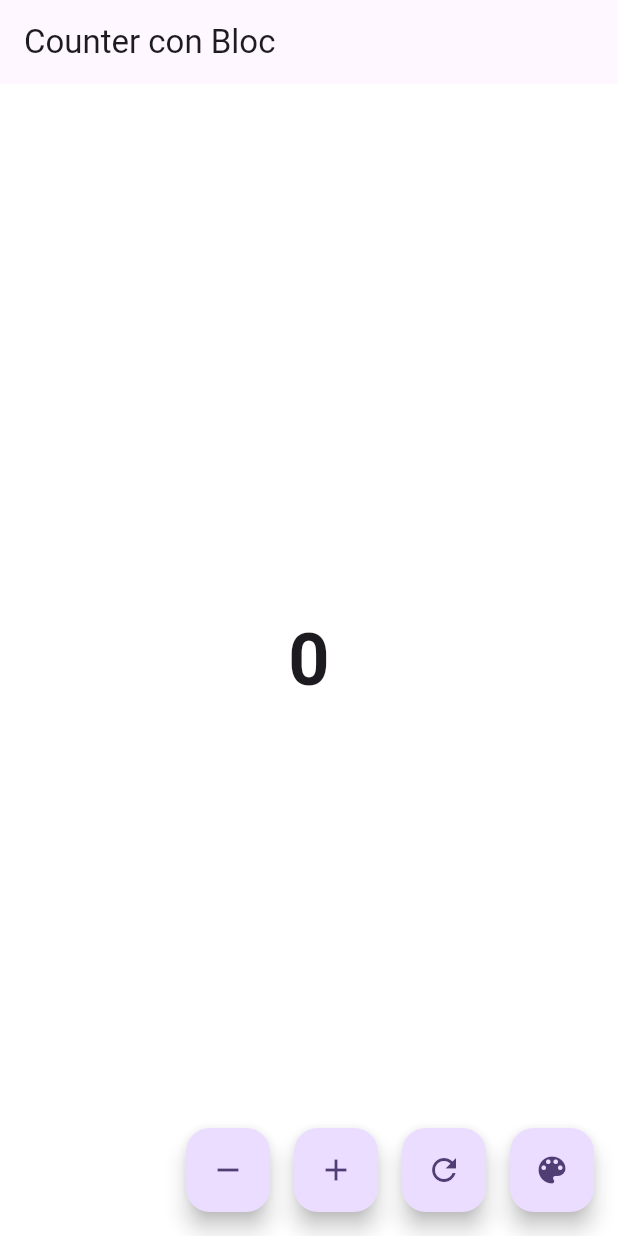
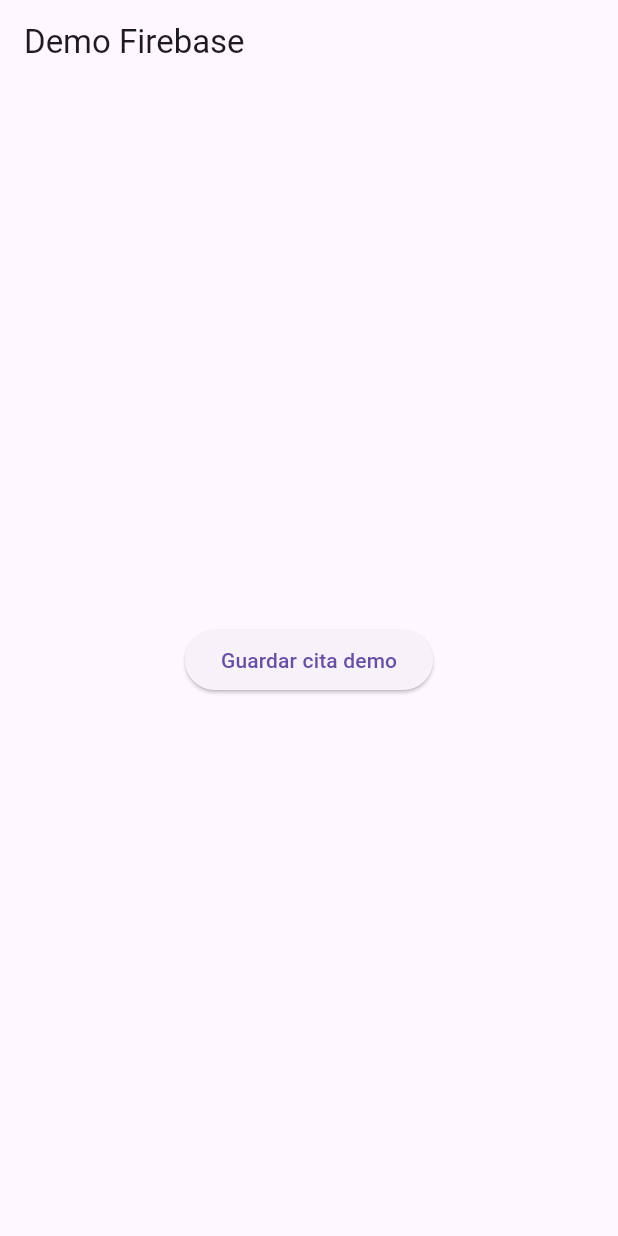
Before and after one commit to marianalarag/bloc-counter-app, a Flutter app: the screen it shows after launch, on a phone screen of 412 x 824 dp. Run offline on Flutter 3.47's test engine with Material 3 defaults, Android fonts, the phone set to English and light mode, and no system bars; our stand-ins replace bloc, cloud_firestore, firebase_core; accounts and stored records are empty.

Commit message:
citas prueba firebase

```diff
--- a/lib/main.dart
+++ b/lib/main.dart
@@ -1,9 +1,11 @@
 import 'package:flutter/material.dart';
-import 'package:flutter_bloc/flutter_bloc.dart';
-import 'counter/counter_bloc.dart';
-import 'counter/counter_event.dart';
+import 'package:firebase_core/firebase_core.dart';
+import 'firebase_options.dart';
+import 'package:cloud_firestore/cloud_firestore.dart';
 
-void main() {
+Future<void> main() async {
+  WidgetsFlutterBinding.ensureInitialized();
+  await Firebase.initializeApp(options: DefaultFirebaseOptions.currentPlatform);
   runApp(const MyApp());
 }
 
@@ -12,69 +14,123 @@
 
   @override
   Widget build(BuildContext context) {
-    return MaterialApp(
-      title: 'Bloc Counter',
-      theme: ThemeData(
-        colorScheme: ColorScheme.fromSeed(seedColor: Colors.deepPurple),
-      ),
-      home: BlocProvider(
-        create: (_) => CounterBloc(),
-        child: const CounterPage(),
+    return const MaterialApp(
+      debugShowCheckedModeBanner: false,
+      home: HomePage(),
+    );
+  }
+}
+
+class HomePage extends StatefulWidget {
+  const HomePage({super.key});
+
+  @override
+  State<HomePage> createState() => _HomePageState();
+}
+
+class _HomePageState extends State<HomePage> {
+  // Lista de pacientes de ejemplo con diferentes nombres
+  final List<Map<String, String>> pacientesDemo = [
+    {
+      'nombre': 'Luis Torres',
+      'motivo': 'Control de presión',
+      'fecha': '2025-09-30',
+    },
+    {
+      'nombre': 'Camila Ortiz',
+      'motivo': 'Chequeo dental',
+      'fecha': '2025-08-30',
+    },
+    {
+      'nombre': 'Andrés Navarro',
+      'motivo': 'Consulta de rutina',
+      'fecha': '2025-10-01',
+    },
+    {
+      'nombre': 'Paula Medina',
+      'motivo': 'Dolor abdominal',
+      'fecha': '2025-10-02',
+    },
+    {
+      'nombre': 'Roberto Díaz',
+      'motivo': 'Control médico',
+      'fecha': '2025-10-03',
+    },
+    {
+      'nombre': 'Fernanda Silva',
+      'motivo': 'Chequeo anual',
+      'fecha': '2025-10-04',
+    },
+    {
+      'nombre': 'Jorge Castillo',
+      'motivo': 'Seguimiento tratamiento',
+      'fecha': '2025-10-05',
+    },
+    {
+      'nombre': 'Natalia Vega',
+      'motivo': 'Consulta especializada',
+      'fecha': '2025-10-06',
+    },
+    {
+      'nombre': 'Sebastián Rojas',
+      'motivo': 'Exámenes de laboratorio',
+      'fecha': '2025-10-07',
+    },
+    {
+      'nombre': 'Gabriela Flores',
+      'motivo': 'Terapia psicológica',
+      'fecha': '2025-10-08',
+    },
+    {
+      'nombre': 'Ricardo Moreno',
+      'motivo': 'Consulta prenatal',
+      'fecha': '2025-10-09',
+    },
+  ];
+
+  Future<void> _guardaCitasDemo(BuildContext context) async {
+    try {
+      final firestore = FirebaseFirestore.instance;
+      final batch = firestore.batch(); // Usamos batch para múltiples escrituras
+
+      // Crear referencias para cada documento
+      for (final paciente in pacientesDemo) {
+        final docRef = firestore.collection('DocApp').doc();
+        batch.set(docRef, {
+          'paciente': paciente['nombre'],
+          'motivo': paciente['motivo'],
+          'fecha': paciente['fecha'],
+          'creadoEn': FieldValue.serverTimestamp(),
+        });
+      }
+
+      // Ejecutar el batch (todas las escrituras en una sola operación)
+      await batch.commit();
+
+      if (context.mounted) {
+        ScaffoldMessenger.of(context).showSnackBar(
+          const SnackBar(content: Text('10 citas demo guardadas exitosamente')),
+        );
+      }
+    } catch (e) {
+      if (context.mounted) {
+        ScaffoldMessenger.of(
+          context,
+        ).showSnackBar(SnackBar(content: Text('Error al guardar citas: $e')));
+      }
+    }
+  }
+
+  @override
+  Widget build(BuildContext context) {
+    return Scaffold(
+      appBar: AppBar(title: const Text('Demo Firebase')),
+      body: Center(
+        child: ElevatedButton(
+          onPressed: () => _guardaCitasDemo(context),
+          child: const Text('Guardar cita demo'),
+        ),
       ),
     );
   }
 }
-
-class CounterPage extends StatelessWidget {
-  const CounterPage({super.key});
-
-  @override
-  Widget build(BuildContext context) {
-    return Scaffold(
-      appBar: AppBar(
-        title: const Text('Counter con Bloc'),
-      ),
-      body: BlocBuilder<CounterBloc, CounterState>(
-        builder: (context, state) {
-          return Container(
-            color: state.color, // 🔹 el color cambia aquí
-            child: Center(
-              child: Text(
-                '${state.counter}',
-                style: const TextStyle(fontSize: 48, fontWeight: FontWeight.bold),
-              ),
-            ),
-          );
-        },
-      ),
-      floatingActionButton: Row(
-        mainAxisAlignment: MainAxisAlignment.end,
-        children: [
-          FloatingActionButton(
-            heroTag: "btn_subtract",
-            onPressed: () => context.read<CounterBloc>().add(CounterDecremented()),
-            child: const Icon(Icons.remove),
-          ),
-          const SizedBox(width: 16),
-          FloatingActionButton(
-            heroTag: "btn_add",
-            onPressed: () => context.read<CounterBloc>().add(CounterIncremented()),
-            child: const Icon(Icons.add),
-          ),
-          const SizedBox(width: 16),
-          FloatingActionButton(
-            heroTag: "btn_reset",
-            onPressed: () => context.read<CounterBloc>().add(CounterReset()),
-            child: const Icon(Icons.refresh),
-          ),
-          const SizedBox(width: 16),
-          FloatingActionButton(
-            heroTag: "btn_color",
-            onPressed: () => context.read<CounterBloc>().add(CounterColorChanged()),
-            child: const Icon(Icons.color_lens),
-          ),
-        ],
-      ),
-    );
-  }
-}
--- a/pubspec.yaml
+++ b/pubspec.yaml
@@ -30,6 +30,8 @@
 dependencies:
   flutter:
     sdk: flutter
+  firebase_core: ^3.9.0
+  cloud_firestore: ^5.6.1
 
   # The following adds the Cupertino Icons font to your application.
   # Use with the CupertinoIcons class for iOS style icons.
```
Also changed, not shown: firebase.json (added), lib/firebase_options.dart (added), pubspec.lock, 6 other files.
